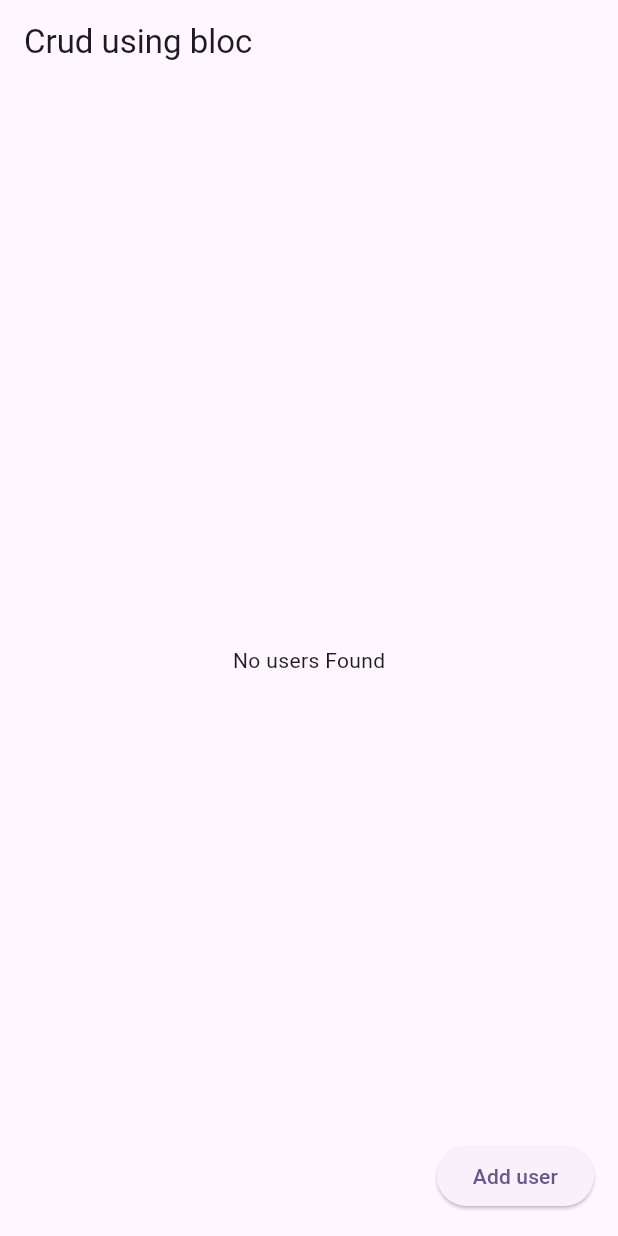
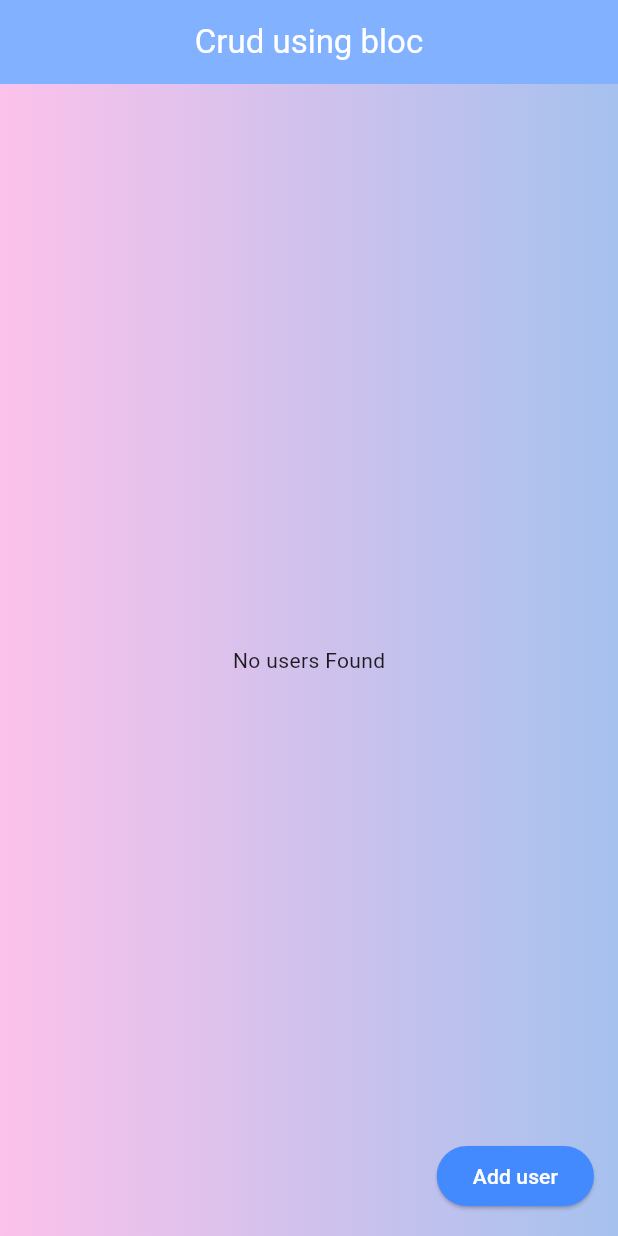
Before and after one commit to expertdev-designer/CrudUsingBloc, a Flutter app: the screen it shows after launch, on a phone screen of 412 x 824 dp. Run offline on Flutter 3.47's test engine with Material 2 defaults, Android fonts, the phone set to English and light mode, and no system bars; our stand-ins replace flutter_bloc.

Commit message:
Crud using Bloc

```diff
--- a/lib/bloc/user_list_event.dart
+++ b/lib/bloc/user_list_event.dart
@@ -1,6 +1,8 @@
-part of 'user_list_bloc.dart';
+//part of 'user_list_bloc.dart';
 
-@immutable
+//@immutable
+import '../model/user.dart';
+
 abstract class UserListEvent{}
 
 class AddUser extends UserListEvent{   // call- userListBloc(context).add(AddUser(user: user));
--- a/lib/bloc/user_list_state.dart
+++ b/lib/bloc/user_list_state.dart
@@ -1,4 +1,6 @@
-part of 'user_list_bloc.dart';
+//part of 'user_list_bloc.dart';
+
+import '../model/user.dart';
 
 abstract class UserListState{
   List<User> users;
--- a/lib/main.dart
+++ b/lib/main.dart
@@ -16,9 +16,9 @@ class MyApp extends StatelessWidget {
     return MultiBlocProvider(
       providers: [BlocProvider(create: (context)=> UserListBloc())],
       child: MaterialApp(
+        debugShowCheckedModeBanner: false,
         title: ' Demo',
         theme: ThemeData(
-
           colorScheme: ColorScheme.fromSeed(seedColor: Colors.deepPurple),
           useMaterial3: true,
         ),
--- a/lib/page/user_home_screen.dart
+++ b/lib/page/user_home_screen.dart
@@ -5,6 +5,8 @@ import 'package:flutter_bloc/flutter_bloc.dart';
 import  '../bloc/user_list_bloc.dart';
  import 'package:flutter_bloc/flutter_bloc.dart';
  import '../bloc/user_list_bloc.dart';
+import '../bloc/user_list_event.dart';
+import '../bloc/user_list_state.dart';
 import '../model/user.dart';
 // part 'user_list_bloc.dart';
 // import '../bloc/user_list_state.dart';
@@ -14,6 +16,9 @@ import '../model/user.dart';
 
 
  class UserHomePage extends StatelessWidget{
+
+   final TextEditingController name = TextEditingController();
+   final TextEditingController email= TextEditingController();
 
    void showBottomSheet({
      required BuildContext context,
@@ -38,10 +43,13 @@ import '../model/user.dart';
                  id: id,
                );
                if(isEdit){
-                 userListBloc(context).add(UpdateUser(user:user));
+                 BlocProvider.of<UserListBloc>(context)
+                     .add(UpdateUser(user: user));
                }
                else{
-                 userListBloc(context).add(AddUser(user: user));
+                 BlocProvider.of<UserListBloc>(context)
+                     .add(AddUser(user: user));
+                 //userListBloc(context).add(AddUser(user: user));
                }
                Navigator.pop(context);
              }, child: Text(isEdit ? 'Upadte' : 'Add user'),
@@ -54,25 +62,54 @@ import '../model/user.dart';
   @override
    Widget build(BuildContext context) {
      return Scaffold(
-       appBar: AppBar(title: Text('Crud using bloc'),),
+       appBar: AppBar(
+         centerTitle:true,
+         title: Text('Crud using bloc',style: TextStyle(color: Colors.white),),
+         backgroundColor: Colors.blueAccent.shade100,
+       ),
        floatingActionButton: ElevatedButton(
          onPressed: (){
-           final state = userListBloc(context).state;
+           final state = BlocProvider.of<UserListBloc>(context).state;
            final id =state.users.length +1;
            showBottomSheet(context: context, id: id);
          },
-         child: Text('Add user'),
+         style: ElevatedButton.styleFrom(
+           backgroundColor: Colors.blueAccent,
+           foregroundColor: Colors.black,
          ),
-       body: BlocBuilder<UserListBloc,UserListState> (
+         child: Text('Add user',style: TextStyle(color: Colors.white),),
+       ),
+       body: Container(
+         decoration: BoxDecoration(
+           gradient:LinearGradient(
+             colors: [
+               Color(0xffffbc2eb),
+               Color(0xfffa6c1ee),
+             ]
+           )
+         ),
+         child: BlocBuilder<UserListBloc,UserListState> (
            builder:(context,state){
              if(state is UserListUpdated && state.users.isNotEmpty) {
                final users = state.users;
-             return ListView.builder(
+               return Stack(
+                 children:<Widget> [
+                  ListView.builder(
                      itemCount: users.length,
                      itemBuilder: (context, index) {
+                     //  Color itemColor = index % 2 == 0 ? Colors.blue.shade200 : Colors.green.shade200;
                        final user = users[index];
-                   return buildUserTile(context, user);
+                       return Container(
+                         //color:itemColor,
+                         //   decoration: BoxDecoration(
+                         //     borderRadius: BorderRadius.circular(6),
+                         //     color:itemColor,
+                         //   ),
+                           child: buildUserTile(context, user),
+                         );
                      }
+                 ),
+                ],
                );
              }
              else{
@@ -83,18 +120,22 @@ import '../model/user.dart';
              }
          }
          ),
+       ),
      );
    }
 
    Widget buildUserTile(BuildContext context, User user){
-     return ListTile(
+     return Column(
+       children: [
+         ListTile(
            title: Text(user.name),
            subtitle: Text(user.email),
            trailing: Row(
              mainAxisSize: MainAxisSize.min,
              children: [
                IconButton(onPressed: (){
-             userListBloc(context).add(DeleteUser(user:user));
+                 BlocProvider.of<UserListBloc>(context).add(DeleteUser(user: user));
+                 //userListBloc(context).add(DeleteUser(user:user));
                },
                    icon: const Icon(Icons.delete,size: 30,color: Colors.red,),
                ),
@@ -104,9 +145,19 @@ import '../model/user.dart';
                      email.text = user.email;
                      showBottomSheet(context: context, id: user.id, isEdit: true,);// builder: (BuildContext context) {  }: builder)
                    } ,
-               icon: const Icon(Icons.edit,size: 30,color: Colors.green,))
+                   icon: const Icon(Icons.edit,size: 30,color: Colors.green,)),
              ],
            ),
+         ),
+
+         Divider(
+           color:Colors.grey,
+           endIndent:MediaQuery.of(context).size.width*0.05,
+           indent: MediaQuery.of(context).size.width*0.05,
+           thickness: 1.0,
+           height: 0.8,
+         ),
+       ],
      );
    }
 
--- a/pubspec.yaml
+++ b/pubspec.yaml
@@ -19,7 +19,7 @@ publish_to: 'none' # Remove this line if you wish to publish to pub.dev
 version: 1.0.0+1
 
 environment:
-  sdk: '>=3.0.5 <4.0.0'
+  sdk: '>=3.0.1 <4.0.0'
 
 # Dependencies specify other packages that your package needs in order to work.
 # To automatically upgrade your package dependencies to the latest versions
```
Also changed, not shown: lib/bloc/user_list_bloc.dart (+17 -10 lines), pubspec.lock. Lines whose indentation alone changed are shown as unchanged.
